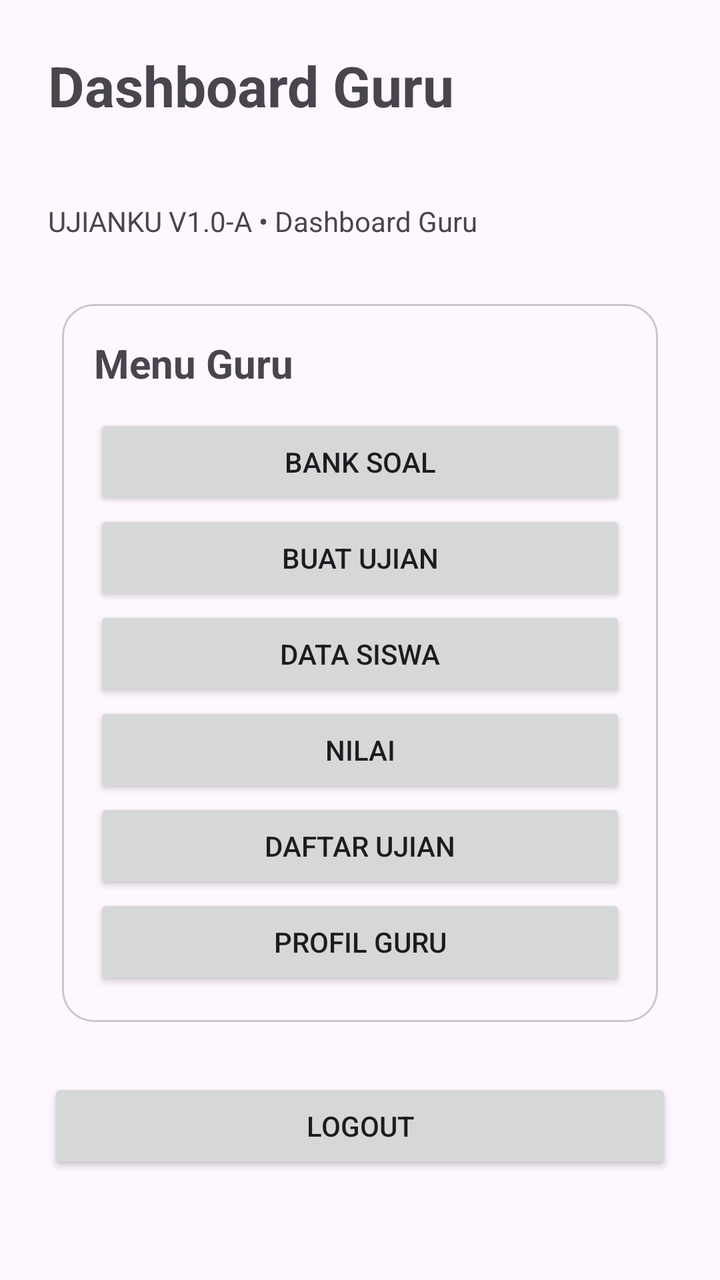
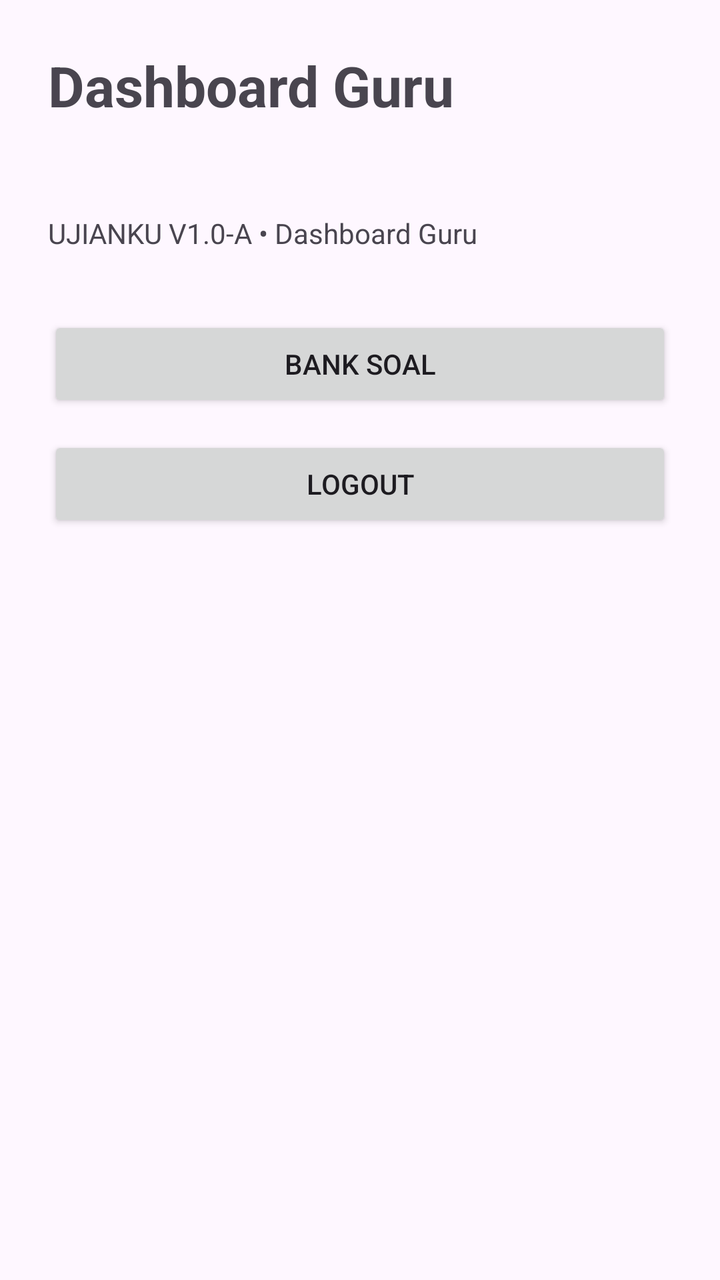

Screens rendered from an Android XML layout before and after an edit, with the pre-edit source and the edit as a unified diff.
<!-- AndroidManifest.xml: application theme Theme.UJIANKU -->
<!-- res/layout/activity_dashboard.xml -->
<?xml version="1.0" encoding="utf-8"?>
<ScrollView xmlns:android="http://schemas.android.com/apk/res/android"
    xmlns:app="http://schemas.android.com/apk/res-auto"
    android:layout_width="match_parent"
    android:layout_height="match_parent"
    android:fillViewport="true">

    <LinearLayout
        android:layout_width="match_parent"
        android:layout_height="wrap_content"
        android:orientation="vertical"
        android:padding="24dp">

        <TextView
            android:layout_width="wrap_content"
            android:layout_height="wrap_content"
            android:text="Dashboard Guru"
            android:textSize="28sp"
            android:textStyle="bold" />

        <TextView
            android:id="@+id/userEmailText"
            android:layout_width="match_parent"
            android:layout_height="wrap_content"
            android:layout_marginTop="12dp"
            android:textSize="16sp" />

        <TextView
            android:layout_width="match_parent"
            android:layout_height="wrap_content"
            android:layout_marginTop="6dp"
            android:text="UJIANKU V1.0-A • Dashboard Guru"
            android:textSize="14sp" />

        <com.google.android.material.card.MaterialCardView
            android:layout_width="match_parent"
            android:layout_height="wrap_content"
            android:layout_marginTop="24dp"
            app:cardCornerRadius="16dp"
            app:cardUseCompatPadding="true">

            <LinearLayout
                android:layout_width="match_parent"
                android:layout_height="wrap_content"
                android:orientation="vertical"
                android:padding="16dp">

                <TextView
                    android:layout_width="wrap_content"
                    android:layout_height="wrap_content"
                    android:text="Menu Guru"
                    android:textSize="20sp"
                    android:textStyle="bold" />

                <Button
                    android:id="@+id/menuBankSoal"
                    android:layout_width="match_parent"
                    android:layout_height="wrap_content"
                    android:layout_marginTop="12dp"
                    android:text="BANK SOAL" />

                <Button
                    android:id="@+id/menuBuatUjian"
                    android:layout_width="match_parent"
                    android:layout_height="wrap_content"
                    android:text="BUAT UJIAN" />

                <Button
                    android:id="@+id/menuDataSiswa"
                    android:layout_width="match_parent"
                    android:layout_height="wrap_content"
                    android:text="DATA SISWA" />

                <Button
                    android:id="@+id/menuNilai"
                    android:layout_width="match_parent"
                    android:layout_height="wrap_content"
                    android:text="NILAI" />

                <Button
                    android:id="@+id/menuDaftarUjian"
                    android:layout_width="match_parent"
                    android:layout_height="wrap_content"
                    android:text="DAFTAR UJIAN" />

                <Button
                    android:id="@+id/menuProfil"
                    android:layout_width="match_parent"
                    android:layout_height="wrap_content"
                    android:text="PROFIL GURU" />

            </LinearLayout>
        </com.google.android.material.card.MaterialCardView>

        <Button
            android:id="@+id/logoutButton"
            android:layout_width="match_parent"
            android:layout_height="wrap_content"
            android:layout_marginTop="20dp"
            android:text="LOGOUT" />

    </LinearLayout>
</ScrollView>
<!-- resources referenced by this layout -->
<resources>
  <style name="Theme.UJIANKU" parent="Theme.Material3.DayNight.NoActionBar">
          <item name="colorPrimary">@color/primary</item>
          <item name="colorOnPrimary">@color/on_primary</item>
          <item name="android:statusBarColor">@android:color/transparent</item>
          <item name="android:navigationBarColor">@android:color/black</item>
      </style>
  <color name="primary">#6750A4</color>
  <color name="on_primary">#FFFFFF</color>
</resources>

<!-- the commit's change to res/layout/activity_dashboard.xml (unified diff, before → after) -->
@@ -1,103 +1,18 @@
 <?xml version="1.0" encoding="utf-8"?>
 <ScrollView xmlns:android="http://schemas.android.com/apk/res/android"
-    xmlns:app="http://schemas.android.com/apk/res-auto"
-    android:layout_width="match_parent"
-    android:layout_height="match_parent"
-    android:fillViewport="true">
-
+    android:layout_width="match_parent" android:layout_height="match_parent">
     <LinearLayout
-        android:layout_width="match_parent"
-        android:layout_height="wrap_content"
-        android:orientation="vertical"
-        android:padding="24dp">
-
-        <TextView
-            android:layout_width="wrap_content"
-            android:layout_height="wrap_content"
-            android:text="Dashboard Guru"
-            android:textSize="28sp"
-            android:textStyle="bold" />
-
-        <TextView
-            android:id="@+id/userEmailText"
-            android:layout_width="match_parent"
-            android:layout_height="wrap_content"
-            android:layout_marginTop="12dp"
-            android:textSize="16sp" />
-
-        <TextView
-            android:layout_width="match_parent"
-            android:layout_height="wrap_content"
-            android:layout_marginTop="6dp"
-            android:text="UJIANKU V1.0-A • Dashboard Guru"
-            android:textSize="14sp" />
-
-        <com.google.android.material.card.MaterialCardView
-            android:layout_width="match_parent"
-            android:layout_height="wrap_content"
-            android:layout_marginTop="24dp"
-            app:cardCornerRadius="16dp"
-            app:cardUseCompatPadding="true">
-
-            <LinearLayout
-                android:layout_width="match_parent"
-                android:layout_height="wrap_content"
-                android:orientation="vertical"
-                android:padding="16dp">
-
-                <TextView
-                    android:layout_width="wrap_content"
-                    android:layout_height="wrap_content"
-                    android:text="Menu Guru"
-                    android:textSize="20sp"
-                    android:textStyle="bold" />
-
-                <Button
-                    android:id="@+id/menuBankSoal"
-                    android:layout_width="match_parent"
-                    android:layout_height="wrap_content"
-                    android:layout_marginTop="12dp"
-                    android:text="BANK SOAL" />
-
-                <Button
-                    android:id="@+id/menuBuatUjian"
-                    android:layout_width="match_parent"
-                    android:layout_height="wrap_content"
-                    android:text="BUAT UJIAN" />
-
-                <Button
-                    android:id="@+id/menuDataSiswa"
-                    android:layout_width="match_parent"
-                    android:layout_height="wrap_content"
-                    android:text="DATA SISWA" />
-
-                <Button
-                    android:id="@+id/menuNilai"
-                    android:layout_width="match_parent"
-                    android:layout_height="wrap_content"
-                    android:text="NILAI" />
-
-                <Button
-                    android:id="@+id/menuDaftarUjian"
-                    android:layout_width="match_parent"
-                    android:layout_height="wrap_content"
-                    android:text="DAFTAR UJIAN" />
-
-                <Button
-                    android:id="@+id/menuProfil"
-                    android:layout_width="match_parent"
-                    android:layout_height="wrap_content"
-                    android:text="PROFIL GURU" />
-
-            </LinearLayout>
-        </com.google.android.material.card.MaterialCardView>
-
-        <Button
-            android:id="@+id/logoutButton"
-            android:layout_width="match_parent"
-            android:layout_height="wrap_content"
-            android:layout_marginTop="20dp"
-            android:text="LOGOUT" />
-
+        android:layout_width="match_parent" android:layout_height="wrap_content"
+        android:orientation="vertical" android:padding="24dp">
+        <TextView android:layout_width="wrap_content" android:layout_height="wrap_content"
+            android:text="Dashboard Guru" android:textSize="28sp" android:textStyle="bold"/>
+        <TextView android:id="@+id/userEmailText" android:layout_width="match_parent" android:layout_height="wrap_content"
+            android:textSize="16sp" android:layout_marginTop="16dp"/>
+        <TextView android:layout_width="match_parent" android:layout_height="wrap_content"
+            android:text="UJIANKU V1.0-A • Dashboard Guru" android:layout_marginTop="8dp"/>
+        <Button android:id="@+id/bankSoalButton" android:layout_width="match_parent" android:layout_height="wrap_content"
+            android:text="BANK SOAL" android:layout_marginTop="32dp"/>
+        <Button android:id="@+id/logoutButton" android:layout_width="match_parent" android:layout_height="wrap_content"
+            android:text="LOGOUT" android:layout_marginTop="12dp"/>
     </LinearLayout>
 </ScrollView>
